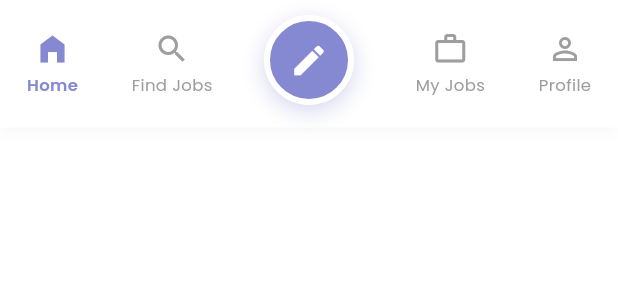
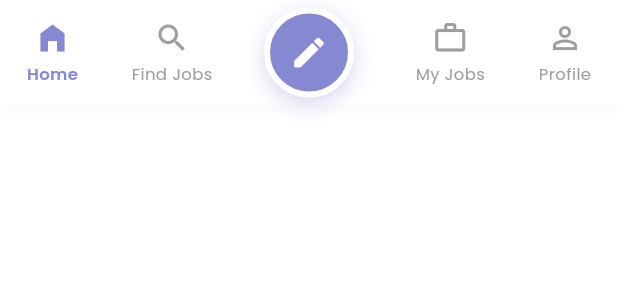
Before and after one commit to yousafitpro/zeecv, a Flutter app: the BottomTabs widget shown alone on an empty page, opened directly with empty values, on a phone screen of 412 x 824 dp. Shown: the top 300 px of the screen. Run offline on Flutter 3.47's test engine with Material 3 defaults, Android fonts, the phone set to English and light mode, and no system bars; our stand-ins replace dio, flutter_html, go_router, google_fonts, google_sign_in, permission_handler and 2 more; missing offline and left inert: flutter_inappwebview; accounts and stored records are empty; network calls fail.

Commit message:
Update bottom_tabs.dart

```diff
--- a/lib/widgets/bottom_tabs.dart
+++ b/lib/widgets/bottom_tabs.dart
@@ -37,7 +37,7 @@ class BottomTabs extends StatelessWidget {
       child: SafeArea(
         top: false,
         child: SizedBox(
-          height: 85, // bar content height; SafeArea adds the inset below
+          height: 70, // bar content height; SafeArea adds the inset below
           child: Stack(
             clipBehavior: Clip.none,
             alignment: Alignment.topCenter,
@@ -89,7 +89,7 @@ class BottomTabs extends StatelessWidget {
               ),
               // Floating center button
               Positioned(
-                top: 10,
+                top: 5,
                 child: GestureDetector(
                   onTap: () => _onTap(context, 2),
                   child: Container(
```
